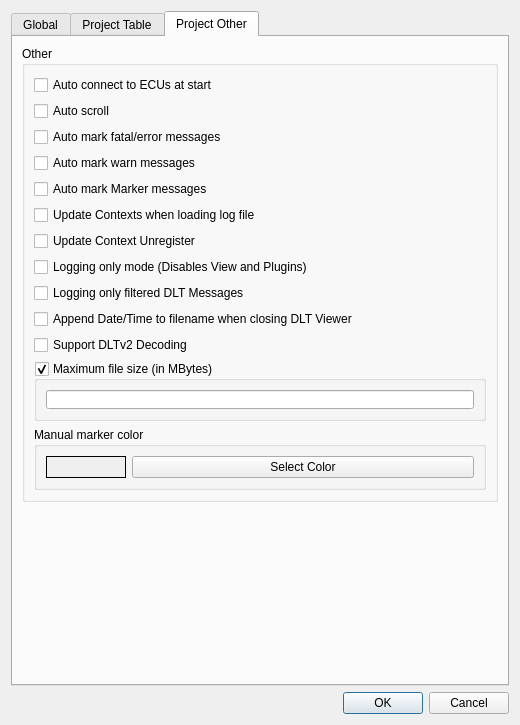
First picture: the form in src/settingsdialog.ui, repository COVESA/dlt-viewer, before the edit.
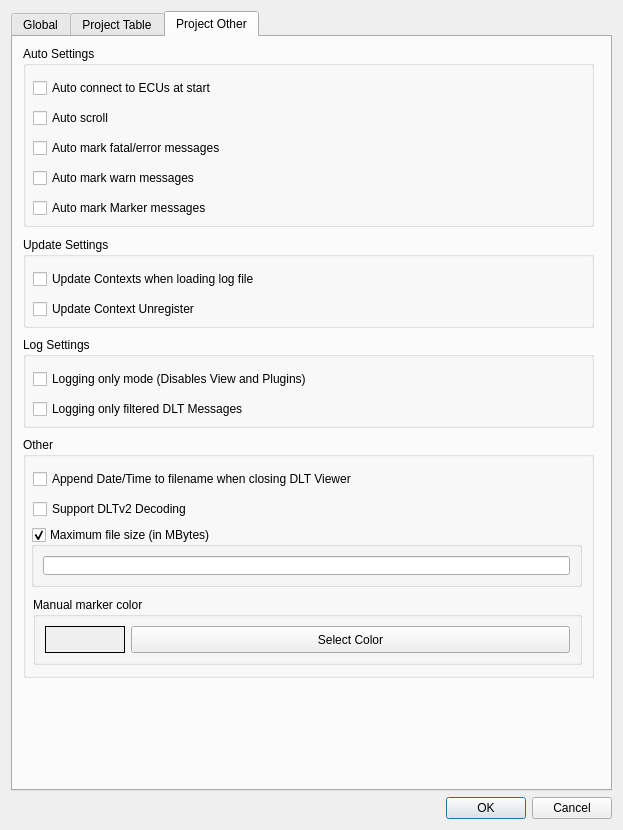
Second picture: the form after the edit. The open tabs and pages were chosen to show the change. Icons and pictures are not drawn.

Commit message:
Improve Settings Organisation
Grouped project other features in settings

Signed-off by : Pavithra Anand <Pavithra.AA.Anand@partner.bmwgroup.com>

```diff
--- a/src/settingsdialog.ui
+++ b/src/settingsdialog.ui
@@ -6,8 +6,8 @@
    <rect>
     <x>0</x>
     <y>0</y>
-    <width>506</width>
-    <height>709</height>
+    <width>623</width>
+    <height>830</height>
    </rect>
   </property>
   <property name="windowTitle">
@@ -839,35 +839,56 @@
       <attribute name="title">
        <string>Project Other</string>
       </attribute>
-      <layout class="QVBoxLayout" name="verticalLayout">
-       <item>
-        <widget class="QGroupBox" name="groupBox_2">
-         <property name="sizePolicy">
-          <sizepolicy hsizetype="Preferred" vsizetype="Preferred">
-           <horstretch>0</horstretch>
-           <verstretch>0</verstretch>
-          </sizepolicy>
+      <widget class="QGroupBox" name="groupBox_autoSettings">
+       <property name="geometry">
+        <rect>
+         <x>10</x>
+         <y>9</y>
+         <width>571</width>
+         <height>181</height>
+        </rect>
          </property>
          <property name="title">
-          <string>Other</string>
-         </property>
-         <layout class="QGridLayout" name="gridLayout_4">
-          <item row="8" column="0">
-           <widget class="QCheckBox" name="checkBoxLoggingOnlyFilteredMessages">
+        <string>Auto Settings</string>
+       </property>
+       <widget class="QCheckBox" name="checkBoxAutoConnect">
+        <property name="geometry">
+         <rect>
+          <x>10</x>
+          <y>30</y>
+          <width>549</width>
+          <height>24</height>
+         </rect>
+        </property>
+        <property name="toolTip">
+         <string>&lt;html&gt;&lt;head/&gt;&lt;body&gt;&lt;p&gt;If this chechbox is enabled the last ECU connected is tried to be connected automatically.&lt;/p&gt;&lt;/body&gt;&lt;/html&gt;</string>
+        </property>
             <property name="text">
-             <string>Logging only filtered DLT Messages</string>
-            </property>
-           </widget>
-          </item>
-          <item row="1" column="0">
+         <string>Auto connect to ECUs at start</string>
+        </property>
+       </widget>
            <widget class="QCheckBox" name="checkBoxAutoScroll">
+        <property name="geometry">
+         <rect>
+          <x>10</x>
+          <y>60</y>
+          <width>549</width>
+          <height>24</height>
+         </rect>
+        </property>
             <property name="text">
              <string>Auto scroll</string>
             </property>
            </widget>
-          </item>
-          <item row="2" column="0">
            <widget class="QCheckBox" name="checkBoxAutoMarkFatalError">
+        <property name="geometry">
+         <rect>
+          <x>10</x>
+          <y>90</y>
+          <width>549</width>
+          <height>24</height>
+         </rect>
+        </property>
             <property name="toolTip">
              <string>&lt;html&gt;&lt;head/&gt;&lt;body&gt;&lt;p&gt;Automatically mark all messages of subtype ( loglevel ) &amp;quot;fatal&amp;quot; and &amp;quot;error&amp;quot; with red color&lt;/p&gt;&lt;/body&gt;&lt;/html&gt;</string>
             </property>
@@ -875,16 +896,158 @@
              <string>Auto mark fatal/error messages</string>
             </property>
            </widget>
-          </item>
-          <item row="5" column="0">
+       <widget class="QCheckBox" name="checkBoxAutoMarkWarn">
+        <property name="geometry">
+         <rect>
+          <x>10</x>
+          <y>120</y>
+          <width>549</width>
+          <height>24</height>
+         </rect>
+        </property>
+        <property name="text">
+         <string>Auto mark warn messages</string>
+        </property>
+       </widget>
+       <widget class="QCheckBox" name="checkBoxAutoMarkMarker">
+        <property name="geometry">
+         <rect>
+          <x>10</x>
+          <y>150</y>
+          <width>549</width>
+          <height>24</height>
+         </rect>
+        </property>
+        <property name="text">
+         <string>Auto mark Marker messages</string>
+        </property>
+       </widget>
+      </widget>
+      <widget class="QGroupBox" name="groupBox_updateSettings">
+       <property name="geometry">
+        <rect>
+         <x>10</x>
+         <y>200</y>
+         <width>571</width>
+         <height>91</height>
+        </rect>
+       </property>
+       <property name="title">
+        <string>Update Settings</string>
+       </property>
            <widget class="QCheckBox" name="checkBoxUpdateContextLoadingFile">
+        <property name="geometry">
+         <rect>
+          <x>10</x>
+          <y>30</y>
+          <width>549</width>
+          <height>24</height>
+         </rect>
+        </property>
             <property name="text">
              <string>Update Contexts when loading log file</string>
             </property>
            </widget>
-          </item>
-          <item row="11" column="0">
+       <widget class="QCheckBox" name="checkBoxUpdateContextUnregister">
+        <property name="geometry">
+         <rect>
+          <x>10</x>
+          <y>60</y>
+          <width>549</width>
+          <height>24</height>
+         </rect>
+        </property>
+        <property name="text">
+         <string>Update Context Unregister</string>
+        </property>
+       </widget>
+      </widget>
+      <widget class="QGroupBox" name="groupBox_logSettings">
+       <property name="geometry">
+        <rect>
+         <x>10</x>
+         <y>300</y>
+         <width>571</width>
+         <height>91</height>
+        </rect>
+       </property>
+       <property name="title">
+        <string>Log Settings</string>
+       </property>
+       <widget class="QCheckBox" name="checkBoxLoggingOnlyMode">
+        <property name="geometry">
+         <rect>
+          <x>10</x>
+          <y>30</y>
+          <width>549</width>
+          <height>24</height>
+         </rect>
+        </property>
+        <property name="text">
+         <string>Logging only mode (Disables View and Plugins)</string>
+        </property>
+       </widget>
+       <widget class="QCheckBox" name="checkBoxLoggingOnlyFilteredMessages">
+        <property name="geometry">
+         <rect>
+          <x>10</x>
+          <y>60</y>
+          <width>549</width>
+          <height>24</height>
+         </rect>
+        </property>
+        <property name="text">
+         <string>Logging only filtered DLT Messages</string>
+        </property>
+       </widget>
+      </widget>
+      <widget class="QGroupBox" name="groupBox_other">
+       <property name="geometry">
+        <rect>
+         <x>10</x>
+         <y>400</y>
+         <width>571</width>
+         <height>241</height>
+        </rect>
+       </property>
+       <property name="title">
+        <string>Other</string>
+       </property>
+       <widget class="QCheckBox" name="checkBoxAppendDateTime">
+        <property name="geometry">
+         <rect>
+          <x>10</x>
+          <y>30</y>
+          <width>549</width>
+          <height>24</height>
+         </rect>
+        </property>
+        <property name="text">
+         <string>Append Date/Time to filename when closing DLT Viewer</string>
+        </property>
+       </widget>
+       <widget class="QCheckBox" name="checkBoxSupportDLTV2Decoding">
+        <property name="geometry">
+         <rect>
+          <x>10</x>
+          <y>60</y>
+          <width>549</width>
+          <height>24</height>
+         </rect>
+        </property>
+        <property name="text">
+         <string>Support DLTv2 Decoding</string>
+        </property>
+       </widget>
            <widget class="QGroupBox" name="groupBoxMaxFileSizeMB">
+        <property name="geometry">
+         <rect>
+          <x>8</x>
+          <y>90</y>
+          <width>551</width>
+          <height>60</height>
+         </rect>
+        </property>
             <property name="sizePolicy">
              <sizepolicy hsizetype="Minimum" vsizetype="Expanding">
               <horstretch>0</horstretch>
@@ -940,47 +1103,15 @@
              </item>
             </layout>
            </widget>
-          </item>
-          <item row="7" column="0">
-           <widget class="QCheckBox" name="checkBoxLoggingOnlyMode">
-            <property name="text">
-             <string>Logging only mode (Disables View and Plugins)</string>
-            </property>
-           </widget>
-          </item>
-          <item row="4" column="0">
-           <widget class="QCheckBox" name="checkBoxAutoMarkMarker">
-            <property name="text">
-             <string>Auto mark Marker messages</string>
-            </property>
-           </widget>
-          </item>
-          <item row="9" column="0">
-           <widget class="QCheckBox" name="checkBoxAppendDateTime">
-            <property name="text">
-             <string>Append Date/Time to filename when closing DLT Viewer</string>
-            </property>
-           </widget>
-          </item>
-          <item row="0" column="0">
-           <widget class="QCheckBox" name="checkBoxAutoConnect">
-            <property name="toolTip">
-             <string>&lt;html&gt;&lt;head/&gt;&lt;body&gt;&lt;p&gt;If this chechbox is enabled the last ECU connected is tried to be connected automatically.&lt;/p&gt;&lt;/body&gt;&lt;/html&gt;</string>
-            </property>
-            <property name="text">
-             <string>Auto connect to ECUs at start</string>
-            </property>
-           </widget>
-          </item>
-          <item row="6" column="0">
-           <widget class="QCheckBox" name="checkBoxUpdateContextUnregister">
-            <property name="text">
-             <string>Update Context Unregister</string>
-            </property>
-           </widget>
-          </item>
-          <item row="13" column="0">
            <widget class="QGroupBox" name="groupBox_MarkerColor">
+        <property name="geometry">
+         <rect>
+          <x>10</x>
+          <y>160</y>
+          <width>549</width>
+          <height>68</height>
+         </rect>
+        </property>
             <property name="title">
              <string>Manual marker color</string>
             </property>
@@ -1053,38 +1184,7 @@
              </item>
             </layout>
            </widget>
-          </item>
-          <item row="3" column="0">
-           <widget class="QCheckBox" name="checkBoxAutoMarkWarn">
-            <property name="text">
-             <string>Auto mark warn messages</string>
-            </property>
-           </widget>
-          </item>
-          <item row="10" column="0">
-           <widget class="QCheckBox" name="checkBoxSupportDLTV2Decoding">
-            <property name="text">
-             <string>Support DLTv2 Decoding</string>
-            </property>
-           </widget>
-          </item>
-         </layout>
-        </widget>
-       </item>
-       <item>
-        <spacer name="verticalSpacer_3">
-         <property name="orientation">
-          <enum>Qt::Vertical</enum>
-         </property>
-         <property name="sizeHint" stdset="0">
-          <size>
-           <width>20</width>
-           <height>40</height>
-          </size>
-         </property>
-        </spacer>
-       </item>
-      </layout>
+      </widget>
      </widget>
     </widget>
    </item>
```
Left out of the diff: 16 changed lines with no effect on the pictures. Lines whose indentation alone changed are shown as unchanged.
